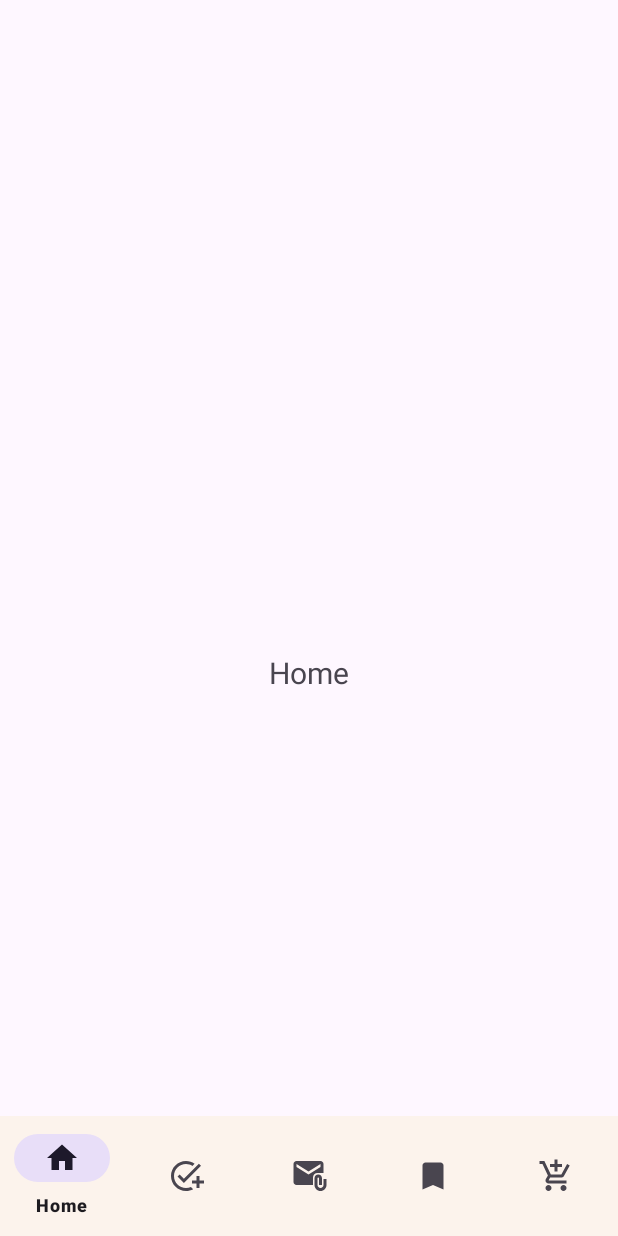
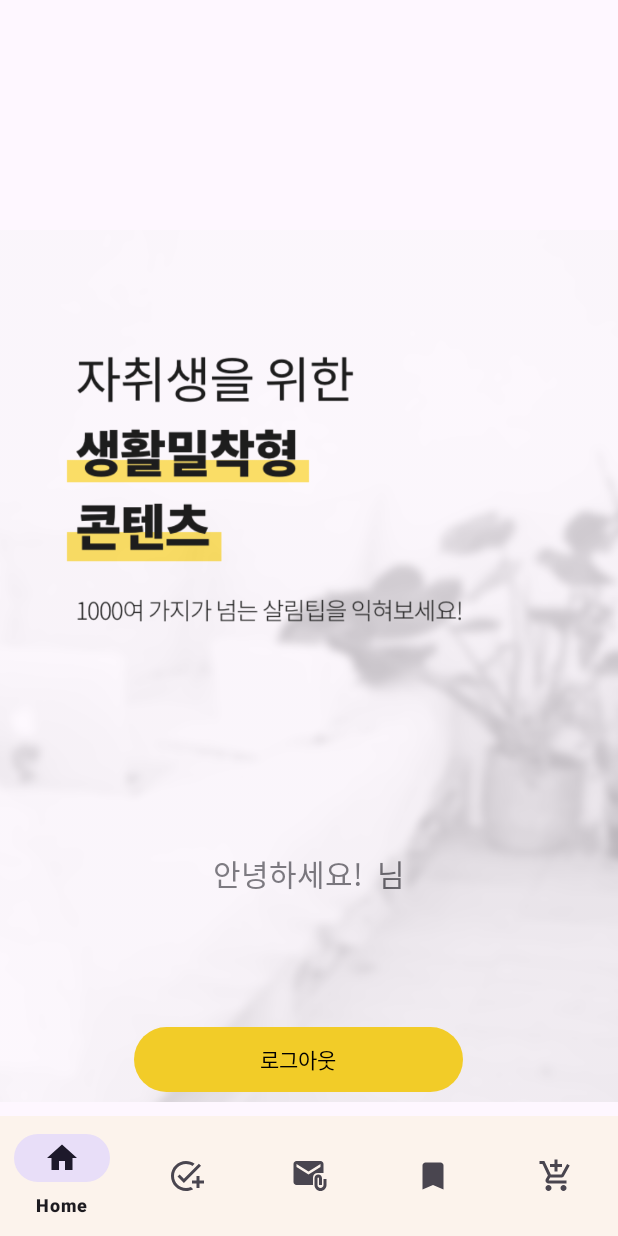
Before and after one commit to isDohyeon/solo-life-talk, an Android app: the screen it shows after launch once a user with an empty profile is signed in (MainActivity), on a phone screen of 412 x 824 dp. Run offline under Robolectric (Android 15) with nearby library versions, the phone set to English and light mode, and no system bars; our stand-ins replace Firebase (no records; nobody signed in at launch, a user with empty details on screens opened directly), navigation-ui.

Commit message:
feat(home) : 홈화면, 로그아웃 기능 구현

```diff
--- a/app/src/main/java/hnu/multimedia/sololifetalk/ui/home/HomeFragment.kt
+++ b/app/src/main/java/hnu/multimedia/sololifetalk/ui/home/HomeFragment.kt
@@ -1,35 +1,37 @@
 package hnu.multimedia.sololifetalk.ui.home
 
+import android.content.Intent
 import android.os.Bundle
 import android.view.LayoutInflater
 import android.view.View
 import android.view.ViewGroup
-import android.widget.TextView
 import androidx.fragment.app.Fragment
-import androidx.lifecycle.ViewModelProvider
+import com.google.firebase.auth.ktx.auth
+import com.google.firebase.ktx.Firebase
+import hnu.multimedia.sololifetalk.auth.IntroActivity
 import hnu.multimedia.sololifetalk.databinding.FragmentHomeBinding
 
 class HomeFragment : Fragment() {
 
-    private var _binding: FragmentHomeBinding? = null
-
-    // This property is only valid between onCreateView and
-    // onDestroyView.
-    private val binding get() = _binding!!
+    private val binding by lazy { FragmentHomeBinding.inflate(layoutInflater) }
 
     override fun onCreateView(
         inflater: LayoutInflater,
         container: ViewGroup?,
         savedInstanceState: Bundle?
     ): View {
-        _binding = FragmentHomeBinding.inflate(inflater, container, false)
-        val root: View = binding.root
 
-        return root
-    }
+        val email = Firebase.auth.currentUser?.email ?: ""
+        val greeting = "안녕하세요! ${email} 님"
+        binding.textViewHelloMessage.text = greeting
 
-    override fun onDestroyView() {
-        super.onDestroyView()
-        _binding = null
+        binding.buttonLogout.setOnClickListener {
+            Firebase.auth.signOut()
+            val intent = Intent(context, IntroActivity::class.java)
+            intent.flags = Intent.FLAG_ACTIVITY_NEW_TASK or Intent.FLAG_ACTIVITY_CLEAR_TASK
+            startActivity(intent)
+        }
+
+        return binding.root
     }
 }
--- a/app/src/main/res/layout/fragment_home.xml
+++ b/app/src/main/res/layout/fragment_home.xml
@@ -7,7 +7,7 @@
     tools:context=".ui.home.HomeFragment">
 
     <TextView
-        android:id="@+id/text_home"
+        android:id="@+id/textViewHelloMessage"
         android:layout_width="match_parent"
         android:layout_height="wrap_content"
         android:layout_marginStart="8dp"
@@ -18,6 +18,29 @@
         android:textSize="20sp"
         app:layout_constraintBottom_toBottomOf="parent"
         app:layout_constraintEnd_toEndOf="parent"
+        app:layout_constraintHorizontal_bias="0.0"
+        app:layout_constraintStart_toStartOf="parent"
+        app:layout_constraintTop_toTopOf="parent"
+        app:layout_constraintVertical_bias="0.686" />
+
+    <ImageView
+        android:id="@+id/imageView"
+        android:layout_width="wrap_content"
+        android:layout_height="wrap_content"
+        android:src="@drawable/loginbg"
+        app:layout_constraintBottom_toBottomOf="parent"
+        app:layout_constraintEnd_toEndOf="parent"
         app:layout_constraintStart_toStartOf="parent"
         app:layout_constraintTop_toTopOf="parent" />
+
+    <Button
+        android:id="@+id/buttonLogout"
+        android:layout_width="219dp"
+        android:layout_height="51dp"
+        android:layout_marginBottom="92dp"
+        android:text="로그아웃"
+        app:layout_constraintBottom_toBottomOf="parent"
+        app:layout_constraintEnd_toEndOf="parent"
+        app:layout_constraintHorizontal_bias="0.465"
+        app:layout_constraintStart_toStartOf="parent" />
 </androidx.constraintlayout.widget.ConstraintLayout>
```
